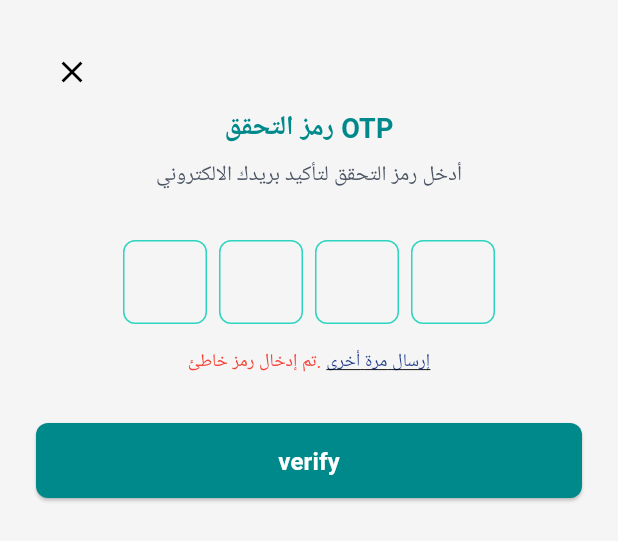
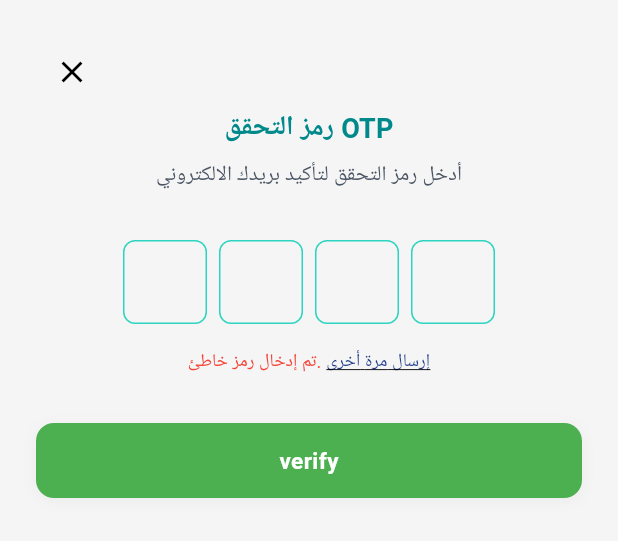
Before and after one commit to ahmedhantop/nice-store, a Flutter app: the OtpBottomSheet widget shown alone on an empty page, opened directly, on a phone screen of 412 x 824 dp. Shown: the top 541 px of the screen. Run offline on Flutter 3.47's test engine with Material 3 defaults, Android fonts, the light colour scheme and no system bars; drawn by our look-alikes of pinput; our stand-ins replace cached_network_image, connectivity_plus, dio, easy_localization, equatable, flutter_riverpod and 6 more; accounts and stored records are empty; Roboto replaces fonts that are missing (Cairo).

```diff
--- a/lib/features/auth/widgets/otp_bottom_sheet.dart
+++ b/lib/features/auth/widgets/otp_bottom_sheet.dart
@@ -1,4 +1,5 @@
 import 'package:flutter/material.dart';
+import 'package:nicestore/core/widgets/custom_button.dart';
 import 'package:nicestore/features/home/navigator_screens/main_screen.dart';
 import 'package:pinput/pinput.dart';
 
@@ -114,7 +115,8 @@ class _OtpBottomSheetState extends State<OtpBottomSheet> {
           SizedBox(
             width: double.infinity,
             height: 50,
-            child: ElevatedButton(
+            child: CustomButton(
+              text: 'verify',
               onPressed: () {
                 if (otp == 0000) {
                   debugPrint("رمز التحقق:$otp");
@@ -133,21 +135,6 @@ class _OtpBottomSheetState extends State<OtpBottomSheet> {
                   );
                 }
               },
-              style: ElevatedButton.styleFrom(
-                backgroundColor: const Color(0xFF00898A), // Teal
-                shape: RoundedRectangleBorder(
-                  borderRadius: BorderRadius.circular(8),
-                ),
-              ),
-              child: const Text(
-                'verify',
-                style: TextStyle(
-                  fontFamily: 'Cairo',
-                  fontSize: 16,
-                  color: Colors.white,
-                  fontWeight: FontWeight.bold,
-                ),
-              ),
             ),
           ),
           const SizedBox(height: 40),
```
Also changed, not shown: 1 other file.
